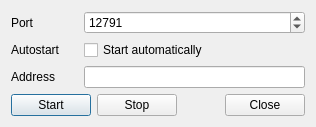
The window that src/home/flibrary/gui/dialogs/OpdsDialog.ui (heimdallr/books) describes before a commit, drawn with Qt 5.
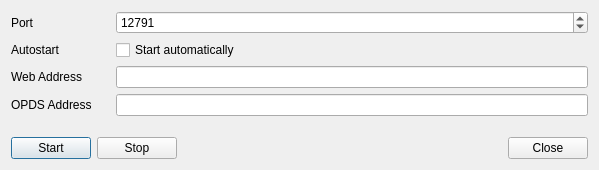
The same window after the commit. Icons and pictures are not drawn.

```diff
--- a/src/home/flibrary/gui/dialogs/OpdsDialog.ui
+++ b/src/home/flibrary/gui/dialogs/OpdsDialog.ui
@@ -6,8 +6,8 @@
    <rect>
     <x>0</x>
     <y>0</y>
-    <width>316</width>
-    <height>125</height>
+    <width>599</width>
+    <height>170</height>
    </rect>
   </property>
   <property name="sizePolicy">
@@ -62,12 +62,26 @@
      <item row="2" column="0">
       <widget class="QLabel" name="label_3">
        <property name="text">
-        <string>Address</string>
+        <string>Web Address</string>
        </property>
       </widget>
      </item>
      <item row="2" column="1">
-      <widget class="QLineEdit" name="lineEditAddress">
+      <widget class="QLineEdit" name="lineEditWebAddress">
+       <property name="readOnly">
+        <bool>true</bool>
+       </property>
+      </widget>
+     </item>
+     <item row="3" column="0">
+      <widget class="QLabel" name="label_4">
+       <property name="text">
+        <string>OPDS Address</string>
+       </property>
+      </widget>
+     </item>
+     <item row="3" column="1">
+      <widget class="QLineEdit" name="lineEditOpdsAddress">
        <property name="readOnly">
         <bool>true</bool>
        </property>
```
Left out of the diff: 16 changed lines with no effect on the pictures.
